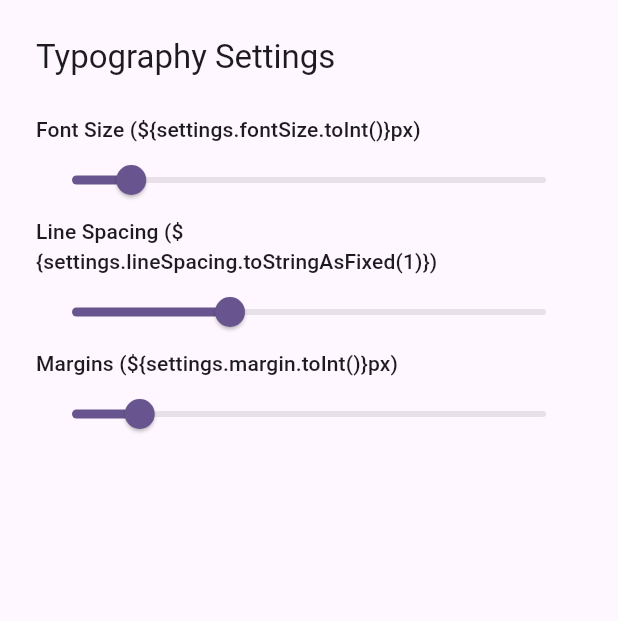
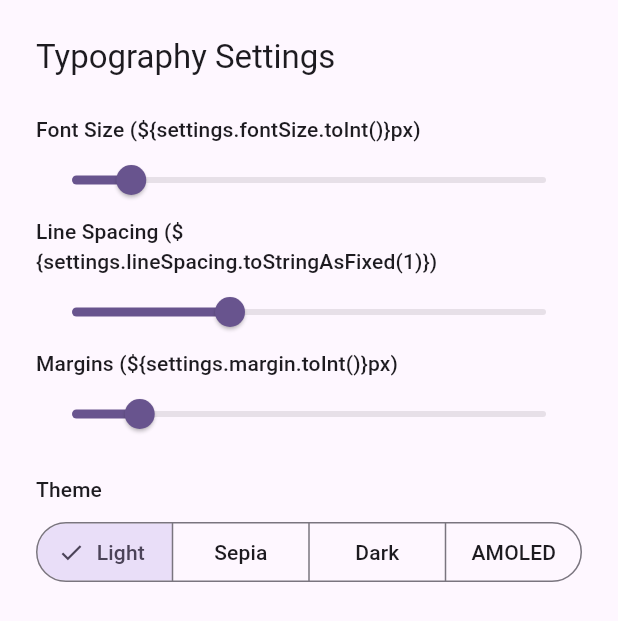
Before and after one commit to NuhadhMohomed/Library-Of-Mysteries, a Flutter app: the ReaderSettingsSheet widget shown alone on an empty page, opened directly, on a phone screen of 412 x 824 dp. Shown: the top 621 px of the screen. Run offline on Flutter 3.47's test engine with Material 3 defaults, Android fonts, the phone set to English and light mode, and no system bars; our stand-ins replace file_picker, flutter_riverpod, go_router, sqflite; missing offline and left inert: epub_view; accounts and stored records are empty.

Commit message:
Add metadata and reading themes
This adds author metadata extraction and persistence, tracks last-read timestamps, and introduces separate Books and Comics library tabs. It also adds selectable reader themes (light, sepia, dark, and AMOLED), updates the database schema for documents and highlights, and cleans up the repository test setup.

```diff
--- a/lib/features/library/application/library_provider.dart
+++ b/lib/features/library/application/library_provider.dart
@@ -59,10 +59,12 @@ class LibraryNotifier extends AsyncNotifier<List<Document>> {
           return Document(
             id: doc.id,
             title: doc.title,
+            author: doc.author,
             filePath: doc.filePath,
             type: doc.type,
             coverPath: doc.coverPath,
             progress: progress,
+            lastRead: DateTime.now().millisecondsSinceEpoch,
           );
         }
         return doc;
--- a/lib/features/library/data/document_repository.dart
+++ b/lib/features/library/data/document_repository.dart
@@ -31,7 +31,10 @@ class DocumentRepository {
   Future<void> updateProgress(String id, double progress) async {
     await db.update(
       'documents',
-      {'progress': progress},
+      {
+        'progress': progress,
+        'last_read': DateTime.now().millisecondsSinceEpoch,
+      },
       where: 'id = ?',
       whereArgs: [id],
     );
--- a/lib/features/reader/application/reader_settings_provider.dart
+++ b/lib/features/reader/application/reader_settings_provider.dart
@@ -1,25 +1,31 @@
 import 'package:flutter_riverpod/flutter_riverpod.dart';
+
+enum ReaderTheme { light, sepia, dark, amoled }
 
 class ReaderSettings {
   final double fontSize;
   final double lineSpacing;
   final double margin;
+  final ReaderTheme theme;
 
   const ReaderSettings({
     this.fontSize = 18.0,
     this.lineSpacing = 1.5,
     this.margin = 16.0,
+    this.theme = ReaderTheme.light,
   });
 
   ReaderSettings copyWith({
     double? fontSize,
     double? lineSpacing,
     double? margin,
+    ReaderTheme? theme,
   }) {
     return ReaderSettings(
       fontSize: fontSize ?? this.fontSize,
       lineSpacing: lineSpacing ?? this.lineSpacing,
       margin: margin ?? this.margin,
+      theme: theme ?? this.theme,
     );
   }
 }
--- a/lib/features/reader/presentation/book_reader_screen.dart
+++ b/lib/features/reader/presentation/book_reader_screen.dart
@@ -43,7 +43,26 @@ class _BookReaderScreenState extends ConsumerState<BookReaderScreen> {
   Widget build(BuildContext context) {
     final settings = ref.watch(readerSettingsProvider);
 
+    Color getBackgroundColor() {
+      switch (settings.theme) {
+        case ReaderTheme.light: return Colors.white;
+        case ReaderTheme.sepia: return const Color(0xFFF4ECD8);
+        case ReaderTheme.dark: return Colors.grey.shade900;
+        case ReaderTheme.amoled: return Colors.black;
+      }
+    }
+
+    Color getTextColor() {
+      switch (settings.theme) {
+        case ReaderTheme.light: return Colors.black87;
+        case ReaderTheme.sepia: return const Color(0xFF5B4636);
+        case ReaderTheme.dark: return Colors.grey.shade300;
+        case ReaderTheme.amoled: return Colors.grey.shade400;
+      }
+    }
+
     return Scaffold(
+      backgroundColor: getBackgroundColor(),
       appBar: AppBar(
         title: Text(
           widget.document.title,
@@ -54,8 +73,11 @@ class _BookReaderScreenState extends ConsumerState<BookReaderScreen> {
           IconButton(
             icon: const Icon(Icons.settings),
             onPressed: _showSettings,
+            color: getTextColor(),
           ),
         ],
+        backgroundColor: getBackgroundColor(),
+        foregroundColor: getTextColor(),
       ),
       body: Padding(
         padding: EdgeInsets.symmetric(horizontal: settings.margin),
@@ -66,6 +88,7 @@ class _BookReaderScreenState extends ConsumerState<BookReaderScreen> {
               textStyle: TextStyle(
                 fontSize: settings.fontSize,
                 height: settings.lineSpacing,
+                color: getTextColor(),
               ),
             ),
             chapterDividerBuilder: (_) => const Divider(),
--- a/lib/features/reader/presentation/widgets/reader_settings_sheet.dart
+++ b/lib/features/reader/presentation/widgets/reader_settings_sheet.dart
@@ -53,6 +53,22 @@ class ReaderSettingsSheet extends ConsumerWidget {
                   .updateSettings(settings.copyWith(margin: val));
             },
           ),
+          const SizedBox(height: 16),
+          Text('Theme', style: Theme.of(context).textTheme.titleSmall),
+          const SizedBox(height: 8),
+          SegmentedButton<ReaderTheme>(
+            segments: const [
+              ButtonSegment(value: ReaderTheme.light, label: Text('Light')),
+              ButtonSegment(value: ReaderTheme.sepia, label: Text('Sepia')),
+              ButtonSegment(value: ReaderTheme.dark, label: Text('Dark')),
+              ButtonSegment(value: ReaderTheme.amoled, label: Text('AMOLED')),
+            ],
+            selected: {settings.theme},
+            onSelectionChanged: (Set<ReaderTheme> newSelection) {
+              ref.read(readerSettingsProvider.notifier)
+                  .updateSettings(settings.copyWith(theme: newSelection.first));
+            },
+          ),
         ],
       ),
     );
```
Also changed, not shown: lib/core/database/database_service.dart (+12 -1 lines), lib/features/library/data/metadata_extractor.dart (+12 -4 lines), lib/features/library/domain/document.dart (+8 -0 lines), lib/features/library/presentation/library_screen.dart (+19 -2 lines), 1 other file.
